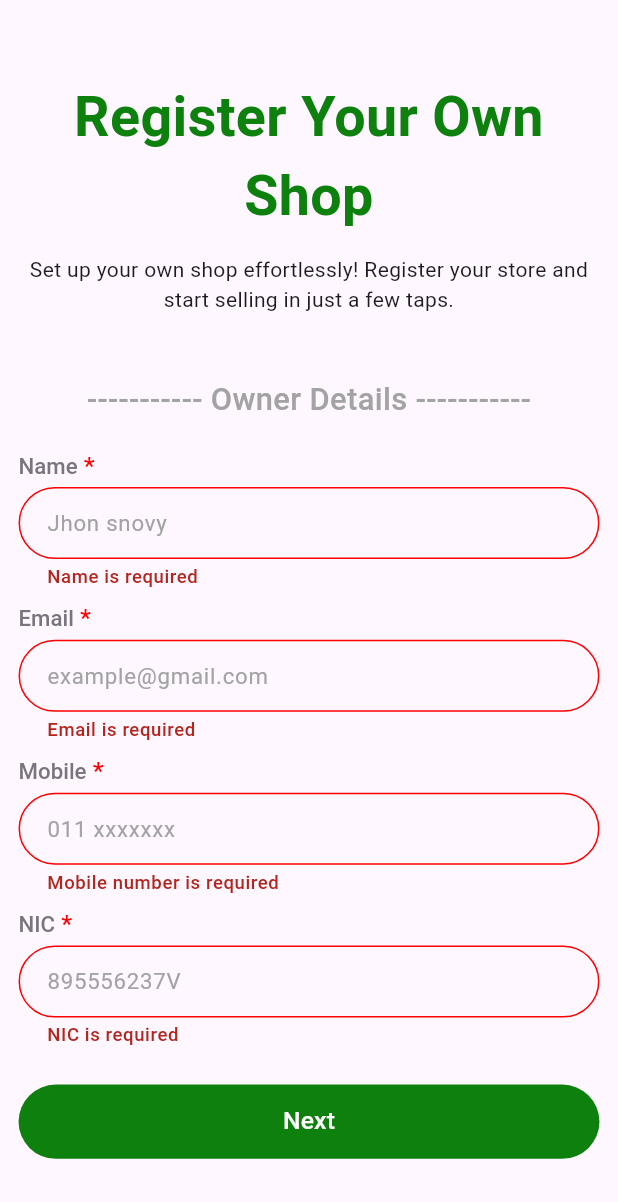
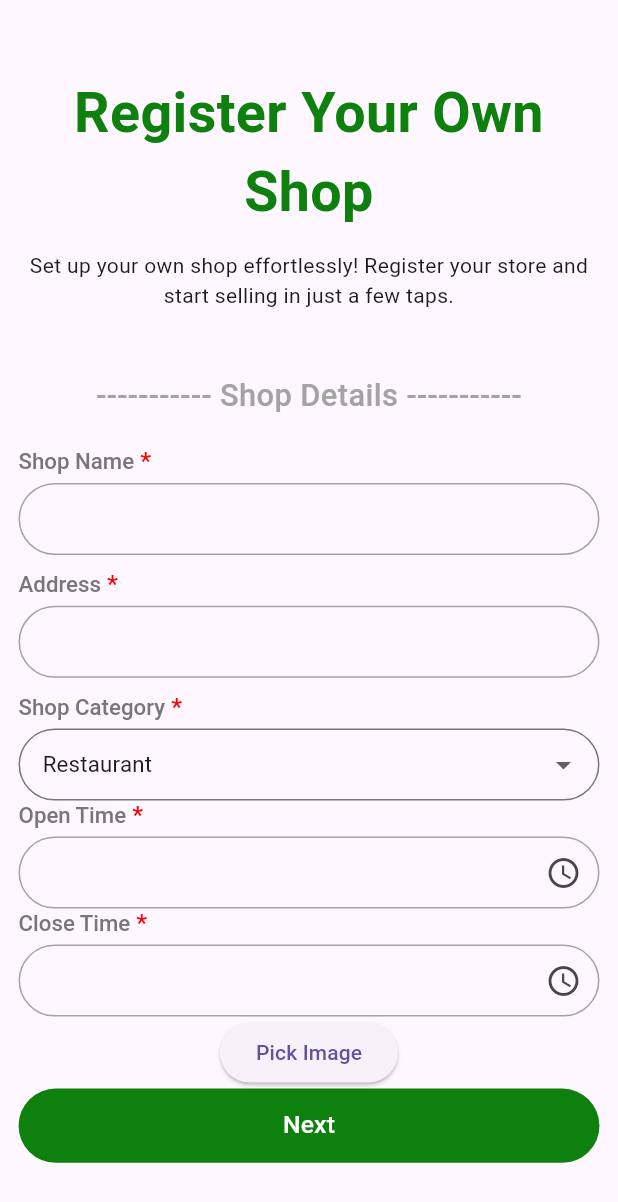
Before and after one commit to tharusha-theekshana/Shop_Registration_App, a Flutter app: the screen it shows after launch, after a tap on "Next", on a phone screen of 412 x 824 dp. Shown: the top 1202 px of the screen. Run offline on Flutter 3.47's test engine with Material 3 defaults, Android fonts, the phone set to English and light mode, and no system bars; our stand-ins replace image_picker.

Commit message:
Develop shop details page and delete some dart files ( Refactor file structure ).

```diff
--- /dev/null
+++ b/lib/core/widgets/drop_down_field.dart
@@ -0,0 +1,76 @@
+import 'package:flutter/material.dart';
+
+import '../utils/app_colors.dart';
+
+class DropDownField extends StatelessWidget {
+  String? selectedValue;
+
+  final String labelText;
+  final List<String> items;
+  final double deviceHeight;
+  final bool isRequired;
+
+  DropDownField(
+      {required this.labelText,
+      required this.items,
+      required this.isRequired,
+      required this.deviceHeight});
+
+  @override
+  Widget build(BuildContext context) {
+    return Column(
+      crossAxisAlignment: CrossAxisAlignment.start,
+      children: [
+        RichText(
+          text: TextSpan(
+              text: labelText,
+              style: TextStyle(
+                  fontSize: deviceHeight * 0.018,
+                  fontWeight: FontWeight.w500,
+                  color: Theme.of(context).dividerColor),
+              children: [
+                TextSpan(
+                  text: isRequired ? " *" : "",
+                  style: TextStyle(
+                    fontSize: deviceHeight * 0.02,
+                    fontWeight: FontWeight.w500,
+                    color: AppColors.redColor, // Ensure color is set
+                  ),
+                ),
+              ]),
+        ),
+        const SizedBox(
+          height: 5,
+        ),
+        DropdownButtonFormField<String>(
+          value: items.first,
+          decoration: InputDecoration(
+            border: OutlineInputBorder(
+              borderRadius: BorderRadius.circular(25.0),
+            ),
+            focusedBorder: OutlineInputBorder(
+              borderRadius: BorderRadius.circular(25.0),
+              borderSide: const BorderSide(
+                width: 2.0,
+                color: AppColors.greyColor,
+              ),
+            ),
+            contentPadding: EdgeInsets.symmetric(horizontal: 12, vertical: 10),
+          ),
+          items: items.map((String item) {
+            return DropdownMenuItem<String>(
+              value: item,
+              child: Text(item,
+                  style: TextStyle(
+                      fontSize: deviceHeight * 0.018,
+                      fontWeight: FontWeight.w400)),
+            );
+          }).toList(),
+          onChanged: (String? newValue) {
+            selectedValue = newValue;
+          },
+        )
+      ],
+    );
+  }
+}
--- a/lib/main.dart
+++ b/lib/main.dart
@@ -1,12 +1,19 @@
 import 'package:flutter/material.dart';
 import 'package:provider/provider.dart';
+import 'package:shop_registration/providers/image_provider.dart';
 import 'package:shop_registration/providers/shop_register_provider.dart';
-import 'package:shop_registration/screens/register_screen.dart';
+import 'package:shop_registration/screens/register_flow/owner_details_screen.dart';
 
 void main() {
-  runApp(ChangeNotifierProvider(
-      create: (BuildContext context) => ShopRegisterProvider(),
-      child: MyApp()));
+  runApp(
+    MultiProvider(
+      providers: [
+        ChangeNotifierProvider(create: (context) => ShopRegisterProvider()),
+        ChangeNotifierProvider(create: (context) => ImagePickerProvider()), // Renamed
+      ],
+      child: MyApp(),
+    ),
+  );
 }
 
 class MyApp extends StatelessWidget {
@@ -20,7 +27,7 @@ class MyApp extends StatelessWidget {
       theme: ThemeData.light(useMaterial3: true),
       darkTheme: ThemeData.dark(useMaterial3: true),
       themeMode: ThemeMode.system,
-      home: RegisterScreen(),
+      home: OwnerDetailsScreen(),
     );
   }
 }
--- /dev/null
+++ b/lib/providers/image_provider.dart
@@ -0,0 +1,74 @@
+import 'dart:io';
+
+import 'package:flutter/material.dart';
+import 'package:image_picker/image_picker.dart';
+import 'package:path_provider/path_provider.dart' as path;
+
+class ImagePickerProvider extends ChangeNotifier{
+  late File? imageFile;
+  late File selectedImageFile;
+  bool? validate = true;
+  late String imageType;
+
+  final ImagePicker picker = ImagePicker();
+
+  Future<void> setImage(ImageSource source,String shopName) async {
+    try {
+      final pickedFile = await picker.pickImage(source: source);
+      if (pickedFile != null) {
+        imageFile = File(pickedFile.path);
+        bool sizeOk = checkImageSize(imageFile!);
+        bool typeOk = checkImageType(imageFile!);
+
+        if(sizeOk == true && typeOk == true){
+          selectedImageFile = imageFile!;
+          saveImageLocally(selectedImageFile,shopName);
+          validate = true;
+        }else{
+          imageFile = null;
+          validate = false;
+        }
+
+      } else {
+        print('No image selected.');
+        validate = false;
+      }
+    } catch (e) {
+      print('Error picking image: $e');
+    }
+  }
+
+  Future<void> saveImageLocally(File image,String shopName) async {
+    final appDir = await path.getApplicationDocumentsDirectory();
+
+    imageType = imageFile!.path.split('.').last.toLowerCase();
+    final localImage = await image.copy('${appDir.path}/"$shopName - BR".$imageType');
+
+    print('Image saved locally: ${localImage}');
+  }
+
+  bool checkImageSize(File imageFile) {
+    int bytes = imageFile.lengthSync();
+    double kb = bytes / 1024;
+    if(kb > 102400){
+      return false;
+    }else{
+      print('Image size: $kb KB');
+      return true;
+    }
+  }
+
+  bool checkImageType(File imageFile) {
+    imageType = imageFile.path.split('.').last.toLowerCase();
+    print('Image type: $imageType');
+    if (imageType == 'jpg' || imageType == 'jpeg') {
+      return true;
+    } else if (imageType == 'png') {
+      return true;
+    } else {
+      return false;
+    }
+  }
+
+
+}
--- a/lib/core/widgets/widget_groups/owner_details.dart
+++ b/lib/screens/register_flow/owner_details_screen.dart
@@ -1,13 +1,15 @@
 import 'package:flutter/material.dart';
 import 'package:provider/provider.dart';
-import 'package:shop_registration/providers/shop_register_provider.dart';
+import 'package:shop_registration/screens/register_flow/shop_details_screen.dart';
 
-import '../../utils/app_colors.dart';
-import '../custom_button.dart';
-import '../form_field.dart';
-import '../sub_title_widget.dart';
+import '../../core/utils/app_colors.dart';
+import '../../core/utils/app_styles.dart';
+import '../../core/widgets/custom_button.dart';
+import '../../core/widgets/form_field.dart';
+import '../../core/widgets/sub_title_widget.dart';
+import '../../providers/shop_register_provider.dart';
 
-class OwnerDetails extends StatelessWidget {
+class OwnerDetailsScreen extends StatelessWidget {
   final TextEditingController _nameController = TextEditingController();
   final TextEditingController _emailController = TextEditingController();
   final TextEditingController _mobileController = TextEditingController();
@@ -22,20 +24,63 @@ class OwnerDetails extends StatelessWidget {
   final nicReg = RegExp(
       '^(([5,6,7,8,9]{1})([0-9]{1})([0,1,2,3,5,6,7,8]{1})([0-9]{6})([v|V|x|X]))|(([1,2]{1})([0,9]{1})([0-9]{2})([0,1,2,3,5,6,7,8]{1})([0-9]{7}))');
 
+  final _ownerDetailsFormKey = GlobalKey<FormState>();
 
-  final _ownerDetailsFormKey = GlobalKey<FormState>();
+
 
   @override
   Widget build(BuildContext context) {
-    _deviceHeight = MediaQuery
-        .of(context)
-        .size
-        .height;
-    _deviceWidth = MediaQuery
-        .of(context)
-        .size
-        .width;
+    _deviceHeight = MediaQuery.of(context).size.height;
+    _deviceWidth = MediaQuery.of(context).size.width;
 
+    return Scaffold(
+      resizeToAvoidBottomInset: true,
+      body: SingleChildScrollView(child: _bodyArea(context)),
+    );
+  }
+
+  Widget _bodyArea(BuildContext context) {
+    return Container(
+      height: _deviceHeight,
+      width: _deviceWidth,
+      padding: EdgeInsets.symmetric(
+          vertical: _deviceHeight * 0.01, horizontal: _deviceWidth * 0.03),
+      child: Column(
+        crossAxisAlignment: CrossAxisAlignment.start,
+        mainAxisAlignment: MainAxisAlignment.center,
+        children: [
+          _registerTitleText(),
+          SizedBox(
+            height: _deviceHeight * 0.05,
+          ),
+          _inputArea(context)
+        ],
+      ),
+    );
+  }
+
+  Widget _registerTitleText() {
+    return SizedBox(
+      width: _deviceWidth,
+      child: Column(
+        children: [
+          Text(
+            "Register Your Own \nShop",
+            textAlign: TextAlign.center,
+            style: AppStyles.titleTextStyle(_deviceHeight),
+          ),
+          SizedBox(
+            height: _deviceHeight * 0.015,
+          ),
+          const Text(
+              "Set up your own shop effortlessly! Register your store and start selling in just a few taps.",
+              textAlign: TextAlign.center),
+        ],
+      ),
+    );
+  }
+
+  Widget _inputArea(BuildContext context){
     final provider = Provider.of<ShopRegisterProvider>(context);
 
     return Form(
@@ -50,8 +95,8 @@ class OwnerDetails extends StatelessWidget {
               labelText: "Name",
               hintText: "Jhon snovy",
               controller: _nameController,
-              textInputType: TextInputType.name,
               isRequired: true,
+
               validator: (value) {
                 if (value!.isEmpty) {
                   return "Name is required";
@@ -68,8 +113,8 @@ class OwnerDetails extends StatelessWidget {
               labelText: "Email",
               hintText: "example@gmail.com",
               controller: _emailController,
-              textInputType: TextInputType.emailAddress,
               isRequired: true,
+
               validator: (value) {
                 if (value!.isEmpty) {
                   return "Email is required";
@@ -86,7 +131,8 @@ class OwnerDetails extends StatelessWidget {
               labelText: "Mobile",
               hintText: "011 xxxxxxx",
               controller: _mobileController,
-              textInputType: TextInputType.number,
+
+
               isRequired: true,
               maxLength: 10,
               validator: (value) {
@@ -107,6 +153,7 @@ class OwnerDetails extends StatelessWidget {
               controller: _nicController,
               isRequired: true,
               maxLength: 12,
+              autoFocus: false,
               validator: (value) {
                 if (value!.isEmpty) {
                   return "NIC is required";
@@ -132,9 +179,14 @@ class OwnerDetails extends StatelessWidget {
                     email: _emailController.text,
                     mobile: _mobileController.text,
                     nic: _nicController.text);
-                provider.nextStep();
+                Navigator.push(context, MaterialPageRoute(builder: (context) {
+                  return OwnerDetailsScreen();
+                },));
               } else {
                 print("Form is not validate");
+                Navigator.push(context, MaterialPageRoute(builder: (context) {
+                  return ShopDetailsScreen();
+                },));
               }
             },
           )
--- /dev/null
+++ b/lib/screens/register_flow/shop_details_screen.dart
@@ -0,0 +1,195 @@
+import 'package:flutter/material.dart';
+import 'package:image_picker/image_picker.dart';
+import 'package:provider/provider.dart';
+import 'package:shop_registration/providers/image_provider.dart';
+
+import '../../core/utils/app_colors.dart';
+import '../../core/utils/app_styles.dart';
+import '../../core/widgets/custom_button.dart';
+import '../../core/widgets/drop_down_field.dart';
+import '../../core/widgets/form_field.dart';
+import '../../core/widgets/sub_title_widget.dart';
+import '../../providers/shop_register_provider.dart';
+import '../../shared/shop_categories.dart';
+
+class ShopDetailsScreen extends StatelessWidget {
+  final TextEditingController _shopNameController = TextEditingController();
+  final TextEditingController _addressController = TextEditingController();
+  final TextEditingController _openTimeController = TextEditingController();
+  final TextEditingController _closeTimeController = TextEditingController();
+
+  late double _deviceHeight, _deviceWidth;
+
+  final _shopDetailsFormKey = GlobalKey<FormState>();
+
+
+  @override
+  Widget build(BuildContext context) {
+    _deviceHeight = MediaQuery.of(context).size.height;
+    _deviceWidth = MediaQuery.of(context).size.width;
+
+    return Scaffold(
+      resizeToAvoidBottomInset: true,
+      body: SingleChildScrollView(child: _bodyArea(context)),
+    );
+  }
+
+  Widget _bodyArea(BuildContext context) {
+    return Container(
+      height: _deviceHeight,
+      width: _deviceWidth,
+      padding: EdgeInsets.symmetric(
+          vertical: _deviceHeight * 0.01, horizontal: _deviceWidth * 0.03),
+      child: Column(
+        crossAxisAlignment: CrossAxisAlignment.start,
+        mainAxisAlignment: MainAxisAlignment.center,
+        children: [
+          _registerTitleText(),
+          SizedBox(
+            height: _deviceHeight * 0.05,
+          ),
+          _inputArea(context)
+        ],
+      ),
+    );
+  }
+
+  Widget _registerTitleText() {
+    return SizedBox(
+      width: _deviceWidth,
+      child: Column(
+        children: [
+          Text(
+            "Register Your Own \nShop",
+            textAlign: TextAlign.center,
+            style: AppStyles.titleTextStyle(_deviceHeight),
+          ),
+          SizedBox(
+            height: _deviceHeight * 0.015,
+          ),
+          const Text(
+              "Set up your own shop effortlessly! Register your store and start selling in just a few taps.",
+              textAlign: TextAlign.center),
+        ],
+      ),
+    );
+  }
+
+  Widget _inputArea(BuildContext context){
+    final provider = Provider.of<ShopRegisterProvider>(context);
+    final imageProvider = Provider.of<ImagePickerProvider>(context);
+
+    return Form(
+      key: _shopDetailsFormKey,
+      child: Column(
+        children: [
+          SubTitleWidget(text: "Shop Details"),
+          SizedBox(
+            height: _deviceHeight * 0.025,
+          ),
+          AppFormField(
+              labelText: "Shop Name",
+              hintText: "",
+              controller: _shopNameController,
+              textInputType: TextInputType.name,
+              isRequired: true,
+              validator: (value) {
+                if (value!.isEmpty) {
+                  return "Shop name is required";
+                }
+                return null;
+              },
+              deviceHeight: _deviceHeight),
+          SizedBox(
+            height: _deviceHeight * 0.012,
+          ),
+          AppFormField(
+              labelText: "Address",
+              hintText: "",
+              controller: _addressController,
+              textInputType: TextInputType.text,
+              isRequired: true,
+              validator: (value) {
+                if (value!.isEmpty) {
+                  return "Address is required";
+                }
+                return null;
+              },
+              deviceHeight: _deviceHeight),
+          SizedBox(
+            height: _deviceHeight * 0.012,
+          ),
+          DropDownField(
+            labelText: "Shop Category",
+            items: ShopCategories.shopCategories,
+            isRequired: true,
+            deviceHeight: _deviceHeight,
+          ),
+          timePicker(
+              labelText: "Open Time",
+              controller: _openTimeController,
+              isRequired: true,
+              context: context),
+          timePicker(
+              labelText: "Close Time",
+              controller: _closeTimeController,
+              isRequired: true,
+              context: context),
+          ElevatedButton(
+            onPressed: () => imageProvider.setImage(ImageSource.camera,_shopNameController.text),
+            child: Text("Pick Image"),
+          ),
+          CustomButton(
+            buttonText: "Next",
+            height: _deviceHeight * 0.06,
+            width: _deviceWidth,
+            color: AppColors.greenColor,
+            borderRadius: 25,
+            fontSize: _deviceHeight * 0.02,
+            onPressed: () {
+              if (_shopDetailsFormKey.currentState!.validate()) {
+                provider.nextStep();
+              } else {
+                print("Form is not validate");
+              }
+            },
+          )
+        ],
+      ),
+    );
+  }
+
+  Widget timePicker(
+      {required String labelText,
+        required TextEditingController controller,
+        required bool isRequired,
+        required BuildContext context}) {
+    return AppFormField(
+      labelText: labelText,
+      hintText: "",
+      controller: controller,
+      validator: (p0) {},
+      deviceHeight: _deviceHeight,
+      isRequired: isRequired,
+      suffixIcon: IconButton(
+          onPressed: () => selectTime(context,controller),
+          icon: Icon(Icons.access_time_outlined)),
+    );
+  }
+
+  Future<void> selectTime(BuildContext context, TextEditingController controller) async {
+    TimeOfDay _time = TimeOfDay.now();
+    TimeOfDay? pickedTime = await showTimePicker(
+      context: context,
+      initialTime: _time,
+    );
+
+    if (pickedTime != null) {
+      // Format the selected time as HH:mm:ss
+      final formattedTime = '${pickedTime.hour.toString().padLeft(2, '0')}:'
+          '${pickedTime.minute.toString().padLeft(2, '0')}:00';
+
+      controller.text = formattedTime;
+    }
+  }
+}
--- a/lib/screens/register_screen.dart
+++ /dev/null
@@ -1,79 +0,0 @@
-import 'package:flutter/material.dart';
-import 'package:provider/provider.dart';
-import 'package:shop_registration/core/utils/app_styles.dart';
-import 'package:shop_registration/core/widgets/widget_groups/owner_details.dart';
-
-import '../providers/shop_register_provider.dart';
-
-class RegisterScreen extends StatefulWidget {
-  const RegisterScreen({super.key});
-
-  @override
-  State<RegisterScreen> createState() => _RegisterScreenState();
-}
-
-class _RegisterScreenState extends State<RegisterScreen> {
-  late double _deviceHeight, _deviceWidth;
-
-  @override
-  Widget build(BuildContext context) {
-    _deviceHeight = MediaQuery.of(context).size.height;
-    _deviceWidth = MediaQuery.of(context).size.width;
-
-    return Scaffold(
-      body: SafeArea(child: _bodyArea()),
-    );
-  }
-
-  Widget _bodyArea() {
-    return Container(
-      height: _deviceHeight,
-      width: _deviceWidth,
-      padding: EdgeInsets.symmetric(
-          vertical: _deviceHeight * 0.01, horizontal: _deviceWidth * 0.03),
-      child: Column(
-        crossAxisAlignment: CrossAxisAlignment.start,
-        mainAxisAlignment: MainAxisAlignment.center,
-        children: [
-          _registerTitleText(),
-          SizedBox(
-            height: _deviceHeight * 0.05,
-          ),
-          _buildFormFields()
-        ],
-      ),
-    );
-  }
-
-  Widget _registerTitleText() {
-    return SizedBox(
-      width: _deviceWidth,
-      child: Column(
-        children: [
-          Text(
-            "Register Your Own \nShop",
-            textAlign: TextAlign.center,
-            style: AppStyles.titleTextStyle(_deviceHeight),
-          ),
-          SizedBox(
-            height: _deviceHeight * 0.015,
-          ),
-          const Text(
-              "Set up your own shop effortlessly! Register your store and start selling in just a few taps.",
-              textAlign: TextAlign.center)
-        ],
-      ),
-    );
-  }
-
-  Widget _buildFormFields() {
-    final provider = Provider.of<ShopRegisterProvider>(context);
-
-    if (provider.currentStep == 1) {
-      return OwnerDetails();
-    } else if (provider.currentStep == 2) {
-      return Container();
-    }
-    return Container();
-  }
-}
--- /dev/null
+++ b/lib/shared/shop_categories.dart
@@ -0,0 +1,10 @@
+class ShopCategories {
+  static List<String> shopCategories = [
+    "Restaurant",
+    "Bakery",
+    "Grocery",
+    "Pharmacy",
+    "Clothing",
+    "Electronics"
+  ];
+}
```
Also changed, not shown: pubspec.yaml (+9 -0 lines), pubspec.lock.
